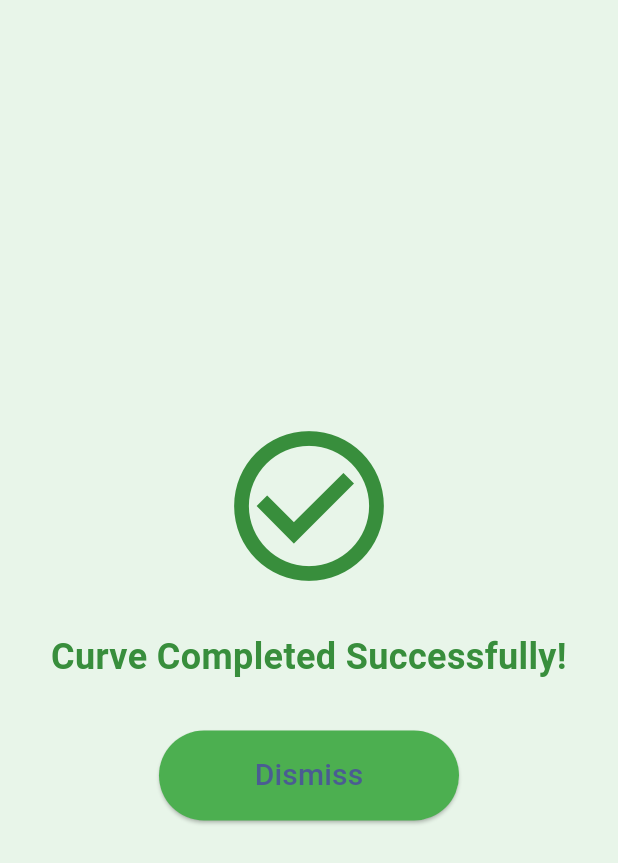
After one commit to CorvetteCole/flutter-reflow, a Flutter app: the VictoryScreen screen opened directly, on a phone screen of 412 x 824 dp. The commit adds this screen. Shown: the top 863 px of the screen. Run offline on Flutter 3.47's test engine with Material 2 defaults, Android fonts, the phone set to English and light mode, and no system bars; our stand-ins replace socket_io_client, syncfusion_flutter_charts; missing offline and left inert: libserialport, window_manager; network calls fail.

Commit message:
VICTORY SCREECH

```diff
--- /dev/null
+++ b/lib/screens/victory.dart
@@ -0,0 +1,46 @@
+import 'package:flutter/material.dart';
+
+class VictoryScreen extends StatelessWidget {
+  const VictoryScreen({Key? key}) : super(key: key);
+
+  @override
+  Widget build(BuildContext context) {
+    return Scaffold(
+      backgroundColor: Colors.green[50], // Light green background
+      body: Center(
+        child: Column(
+          mainAxisAlignment: MainAxisAlignment.center,
+          children: <Widget>[
+            Icon(
+              Icons.check_circle_outline,
+              size: 120,
+              color: Colors.green[700], // Darker green icon
+            ),
+            const SizedBox(height: 24),
+            Text(
+              'Curve Completed Successfully!',
+              style: TextStyle(
+                fontSize: 24,
+                fontWeight: FontWeight.bold,
+                color: Colors.green[700], // Darker green text
+              ),
+              textAlign: TextAlign.center,
+            ),
+            const SizedBox(height: 32),
+            ElevatedButton(
+              onPressed: () => Navigator.of(context).pop(),
+              style: ElevatedButton.styleFrom(
+                primary: Colors.green, // Green button
+                minimumSize: const Size(200, 60), // Button size
+              ),
+              child: const Text(
+                'Dismiss',
+                style: TextStyle(fontSize: 20),
+              ),
+            ),
+          ],
+        ),
+      ),
+    );
+  }
+}
```
Also changed, not shown: lib/screens/open_door.dart (added, +42 -0 lines), lib/screens/status_screen.dart (+16 -4 lines).
